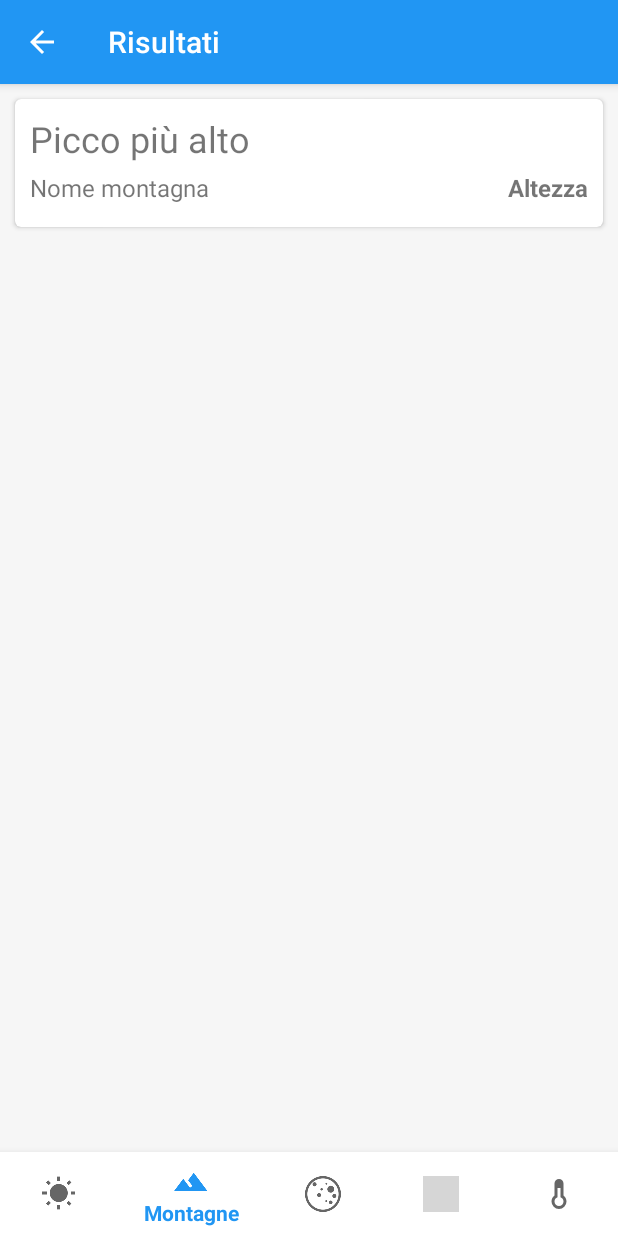
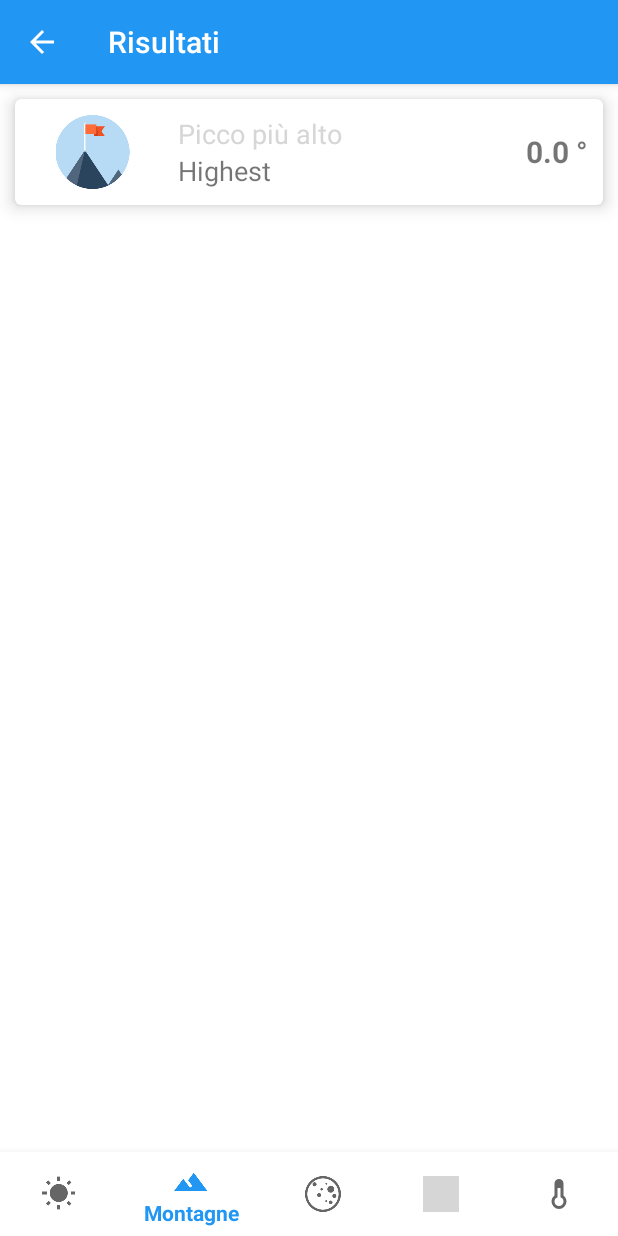
Before and after one commit to simoberny/Howsthere, an Android app: the SunFragment screen opened directly, with no data from a screen before it, item 2 of the bottom bar chosen, on a phone screen of 412 x 824 dp. Run offline under Robolectric (Android 15) with nearby library versions, the phone set to English and light mode, and no system bars; our stand-ins replace Firebase (no records; nobody signed in at launch, a user with empty details on screens opened directly); libraries missing offline, so code that uses them is left out: com.github.mikephil.charting, com.vansuita.pickimage, net.cachapa.expandablelayout, org.osmdroid.util; 7 statements that could not run were skipped; grey boxes are pictures that could not be loaded.

Commit message:
small fix

```diff
--- a/app/build.gradle
+++ b/app/build.gradle
@@ -63,7 +63,6 @@ dependencies {
     implementation 'org.osmdroid:osmdroid-android:6.0.1'
     implementation 'com.romandanylyk:pageindicatorview:1.0.1'
     implementation 'uk.co.samuelwall:material-tap-target-prompt:2.9.0'
-    implementation 'com.github.aakira:expandable-layout:1.4.2@aar'
     implementation 'net.cachapa.expandablelayout:expandablelayout:[2.9.2]'
     implementation files('libs/commons-suncalc-2.2.jar')
 }
--- a/app/src/main/java/it/unitn/simob/howsthere/Fragment/MoonFragment.java
+++ b/app/src/main/java/it/unitn/simob/howsthere/Fragment/MoonFragment.java
@@ -114,7 +114,6 @@ public class MoonFragment extends Fragment {
         }else{
             getActivity().finish();
         }
-
     }
 
     @Override
@@ -128,7 +127,6 @@ public class MoonFragment extends Fragment {
     void stampaGrafico(){
         List<Entry> entriesMontagne = new ArrayList<Entry>();
         List<Entry> entriesLuna = new ArrayList<Entry>();
-
         //LUNA
         //Arrays.sort(risultatiLuna); //ordino secondo azimuth ATTENZIONE: se vengono ordinati allora si mescolano i dati della mattina dopo quelli della sera
         for(int i = 0; i<864; i++) { //passo dati al grafico
@@ -149,12 +147,8 @@ public class MoonFragment extends Fragment {
         }
         //MONTAGNE
         for (int i =0; i<360; i++) {
-
             entriesMontagne.add(new Entry((float)p.risultatiMontagne[0][i], (float)p.risultatiMontagne[2][i]));
         }
-
-        //System.out.println("Montagne: "+ entriesMontagne.size() + " Luna: "+ entriesLuna.size());
-        //proprietà grafico:
 
         chart.setDrawGridBackground(false);
         chart.getAxisRight().setEnabled(false);
--- a/app/src/main/java/it/unitn/simob/howsthere/Fragment/PeakFragment.java
+++ b/app/src/main/java/it/unitn/simob/howsthere/Fragment/PeakFragment.java
@@ -22,7 +22,6 @@ import it.unitn.simob.howsthere.RisultatiActivity;
 public class PeakFragment extends Fragment {
     ArrayList<Peak> listItems=new ArrayList<Peak>();
     PeakFragment.PeakAdapter adapter;
-
     Panorama p;
 
     public PeakFragment() { }
@@ -35,6 +34,12 @@ public class PeakFragment extends Fragment {
     public View onCreateView(LayoutInflater inflater, ViewGroup container,
                              Bundle savedInstanceState) {
         View view =  inflater.inflate(R.layout.fragment_peak, container, false);
+
+        final TextView high_nome = view.findViewById(R.id.highest_nome);
+        final TextView high_alt = view.findViewById(R.id.highest_alt);
+
+        //Picco temporaneo per salvare quello più alto
+        Peak highest = new Peak("Highest", 0.0, 0.0);
 
         p = ((RisultatiActivity)getActivity()).p;
 
@@ -49,12 +54,22 @@ public class PeakFragment extends Fragment {
         for(int i = 0; i < p.nomiPeak.size(); i++){
             Peak temp = p.nomiPeak.get(i);
             listItems.add(temp);
+
+            if(temp.getAltezza() > highest.getAltezza()){
+                highest = temp;
+            }
         }
+
         adapter.notifyDataSetChanged();
+
+        //Setto i valori della montagna più alta
+        high_nome.setText(highest.getNome_picco());
+        high_alt.setText(highest.getAltezza() + " °");
 
         return view;
     }
 
+    //Adattatore compatto per la lista dei picchi
     public class PeakAdapter extends RecyclerView.Adapter<PeakAdapter.MyViewHolder>{
         private Context context;
         ArrayList<Peak> array;
--- a/app/src/main/java/it/unitn/simob/howsthere/Fragment/SunFragment.java
+++ b/app/src/main/java/it/unitn/simob/howsthere/Fragment/SunFragment.java
@@ -280,8 +280,6 @@ public class SunFragment extends Fragment {
             }
         });
 
-
-
         int[] coloricerchiLuna = new int[64]; //un colore per ogni dato sul grafico (24 al giorno)
         for(int i = 0; i<24; i++){
             coloricerchiLuna[i] = Color.argb(65,158, 158, 158);
--- a/app/src/main/res/layout/fragment_moon.xml
+++ b/app/src/main/res/layout/fragment_moon.xml
@@ -610,6 +610,7 @@
                     android:layout_weight="4"
                     android:fitsSystemWindows="true"
                     android:padding="10dp"
+                    android:visibility="gone"
                     app:cardCornerRadius="4dp"
                     app:cardElevation="2dp">
 
@@ -664,6 +665,7 @@
                     android:layout_weight="4"
                     android:fitsSystemWindows="true"
                     android:padding="10dp"
+                    android:visibility="gone"
                     app:cardCornerRadius="4dp"
                     app:cardElevation="2dp">
 
--- a/app/src/main/res/layout/fragment_peak.xml
+++ b/app/src/main/res/layout/fragment_peak.xml
@@ -9,6 +9,7 @@
     <LinearLayout
         android:layout_width="match_parent"
         android:layout_height="match_parent"
+        android:background="@color/background"
         android:orientation="vertical">
 
         <android.support.v7.widget.CardView
@@ -19,20 +20,7 @@
             android:layout_margin="10dp"
             android:layout_weight="0"
             app:cardCornerRadius="4dp"
-            app:cardElevation="2dp">
-
-            <LinearLayout
-                android:layout_width="match_parent"
-                android:layout_height="wrap_content"
-                android:layout_margin="10dp"
-                android:orientation="vertical">
-
-                <TextView
-                    android:id="@+id/textView6"
-                    android:layout_width="match_parent"
-                    android:layout_height="wrap_content"
-                    android:text="@string/heightest"
-                    android:textSize="24sp" />
+            app:cardElevation="7dp">
 
             <LinearLayout
                 android:layout_width="match_parent"
@@ -42,25 +30,51 @@
                 android:gravity="center_vertical"
                 android:orientation="horizontal">
 
+                <ImageView
+                    android:id="@+id/imageView4"
+                    android:layout_width="wrap_content"
+                    android:layout_height="match_parent"
+                    android:layout_weight="1"
+                    android:paddingBottom="5dp"
+                    android:paddingTop="5dp"
+                    android:src="@drawable/highest" />
+
+                <LinearLayout
+                    android:layout_width="match_parent"
+                    android:layout_height="wrap_content"
+                    android:layout_margin="5dp"
+                    android:layout_weight="1"
+                    android:orientation="vertical">
+
+                    <TextView
+                        android:id="@+id/textView6"
+                        android:layout_width="match_parent"
+                        android:layout_height="wrap_content"
+                        android:text="@string/highest"
+                        android:textColor="@color/place_autocomplete_search_text"
+                        android:textSize="18sp" />
+
                     <TextView
                         android:id="@+id/highest_nome"
-                        android:layout_width="wrap_content"
+                        android:layout_width="match_parent"
                         android:layout_height="wrap_content"
                         android:layout_weight="1"
                         android:text="Nome montagna"
-                        android:textSize="16sp" />
+                        android:textSize="18sp" />
+
+                </LinearLayout>
 
                 <TextView
                     android:id="@+id/highest_alt"
                     android:layout_width="wrap_content"
                     android:layout_height="wrap_content"
-                        android:layout_weight="2"
+                    android:layout_marginEnd="10dp"
+                    android:layout_weight="0"
                     android:text="Altezza"
                     android:textAlignment="textEnd"
-                        android:textSize="16sp"
+                    android:textSize="20sp"
                     android:textStyle="bold" />
 
-                </LinearLayout>
             </LinearLayout>
 
         </android.support.v7.widget.CardView>
@@ -69,7 +83,8 @@
             android:id="@+id/lista_montagne"
             android:layout_width="match_parent"
             android:layout_height="match_parent"
-            android:layout_weight="4"></android.support.v7.widget.RecyclerView>
+            android:layout_weight="4"
+            android:paddingTop="5dp"></android.support.v7.widget.RecyclerView>
 
     </LinearLayout>
 
--- a/app/src/main/res/values/colors.xml
+++ b/app/src/main/res/values/colors.xml
@@ -12,8 +12,8 @@
 
     <color name="title_nobar">#2196f3</color>
 
-    <color name="dialog_text">#555</color>
-    <color name="dialog_text_sec">#888</color>
+    <color name="dialog_text">#555555</color>
+    <color name="dialog_text_sec">#888888</color>
 
     <color name="indicator_un">#20222222</color>
     <color name="indicator_sel">#fff</color>
--- a/app/src/main/res/values/strings.xml
+++ b/app/src/main/res/values/strings.xml
@@ -41,7 +41,7 @@
     <string name="appa">Apparizioni</string>
     <string name="spa">Sparizioni</string>
 
-    <string name="heightest">Picco più alto</string>
+    <string name="highest">Picco più alto</string>
 
     <!-- TODO: Remove or change this placeholder text -->
     <string name="hello_blank_fragment" translatable="false">Prova fragment per il calcolo sole</string>
```
Also changed, not shown: app/src/main/res/layout/elemento_peak.xml (+24 -20 lines), app/src/main/res/layout/fragment_sun.xml (+2 -5 lines), app/src/main/res/drawable/highest.png (added), 1 other file. Lines whose indentation alone changed are shown as unchanged.
